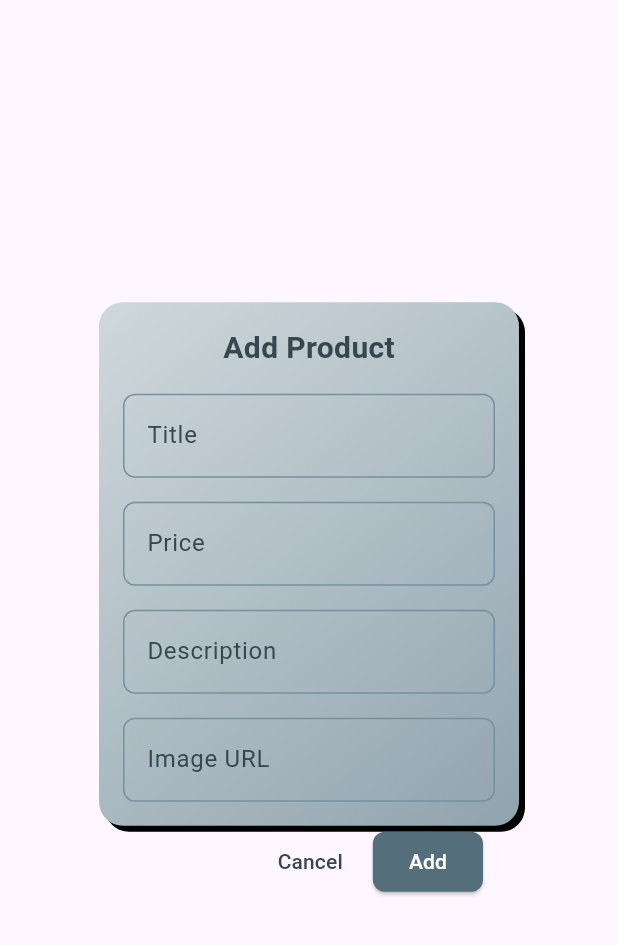
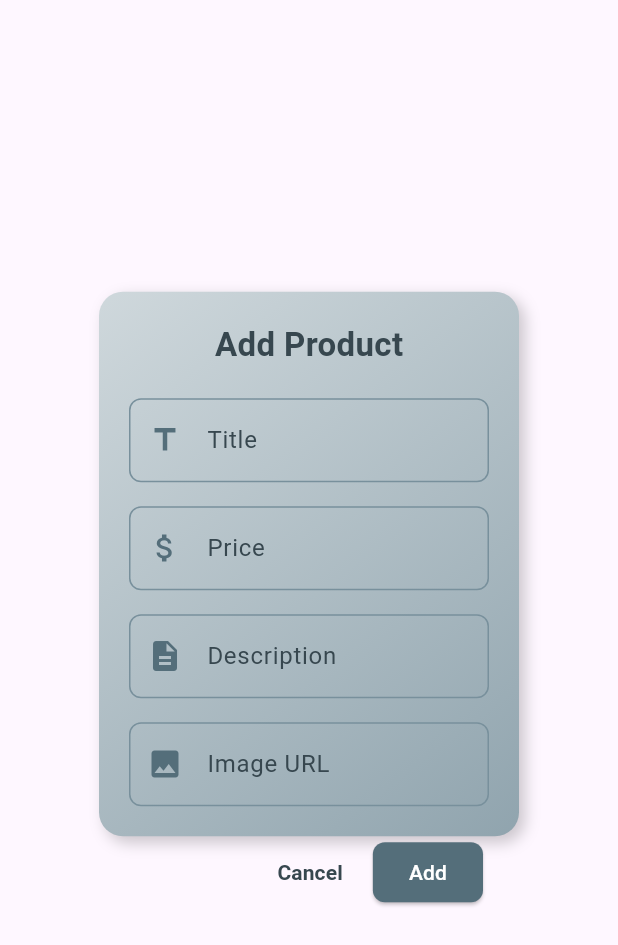
Before and after one commit to AlwaysMori/shop_, a Flutter app: the CustomProductForm widget shown alone on an empty page, opened directly with empty values, on a phone screen of 412 x 824 dp. Shown: the top 945 px of the screen. Run offline on Flutter 3.47's test engine with Material 3 defaults, Android fonts, the phone set to English and light mode, and no system bars; our stand-ins replace flutter_secure_storage, shared_preferences; missing offline and left inert: encrypt; accounts and stored records are empty; network calls fail; Roboto replaces fonts that are missing (Poppins).

Commit message:
Refactor CustomProductForm to use StatefulWidget, implement form validation, and enhance UI with improved text fields and gradient background.

```diff
--- a/lib/components/custom_product_form.dart
+++ b/lib/components/custom_product_form.dart
@@ -1,7 +1,7 @@
 import 'package:flutter/material.dart';
 import '../models/product.dart';
 
-class CustomProductForm extends StatelessWidget {
+class CustomProductForm extends StatefulWidget {
   final Product? product;
   final void Function(Product) onSubmit;
 
@@ -11,117 +11,122 @@ class CustomProductForm extends StatelessWidget {
   });
 
   @override
+  _CustomProductFormState createState() => _CustomProductFormState();
+}
+
+class _CustomProductFormState extends State<CustomProductForm> {
+  final _formKey = GlobalKey<FormState>();
+  late TextEditingController _titleController;
+  late TextEditingController _priceController;
+  late TextEditingController _descriptionController;
+  late TextEditingController _imageController;
+
+  @override
+  void initState() {
+    super.initState();
+    _titleController = TextEditingController(text: widget.product?.title ?? '');
+    _priceController = TextEditingController(
+        text: widget.product?.price.toString() ?? '');
+    _descriptionController =
+        TextEditingController(text: widget.product?.description ?? '');
+    _imageController =
+        TextEditingController(text: widget.product?.image ?? '');
+  }
+
+  @override
   Widget build(BuildContext context) {
-    final _titleController = TextEditingController(text: product?.title ?? '');
-    final _priceController =
-        TextEditingController(text: product?.price.toString() ?? '');
-    final _descriptionController =
-        TextEditingController(text: product?.description ?? '');
-    final _imageController =
-        TextEditingController(text: product?.image ?? '');
-
     return AlertDialog(
-      backgroundColor: Colors.transparent, // Make background transparent
+      backgroundColor: Colors.transparent,
       shape: RoundedRectangleBorder(
         borderRadius: BorderRadius.circular(16),
       ),
-      contentPadding: EdgeInsets.zero, // Remove default padding
+      contentPadding: EdgeInsets.zero,
       content: Container(
         decoration: BoxDecoration(
           gradient: LinearGradient(
-            colors: [Colors.blueGrey[100]!, Colors.blueGrey[300]!], // Gradient background
+            colors: [Colors.blueGrey[100]!, Colors.blueGrey[300]!],
             begin: Alignment.topLeft,
             end: Alignment.bottomRight,
           ),
           boxShadow: [
             BoxShadow(
-              color: Colors.black, // Solid black shadow
-              offset: Offset(4, 4), // Shadow on the right and bottom
-              blurRadius: 0, // No blur for solid shadow
+              color: Colors.black.withOpacity(0.2),
+              offset: Offset(4, 4),
+              blurRadius: 8,
             ),
           ],
           borderRadius: BorderRadius.circular(16),
         ),
         child: Padding(
-          padding: const EdgeInsets.all(16.0),
-          child: Column(
-            mainAxisSize: MainAxisSize.min,
-            children: [
-              Text(
-                product == null ? 'Add Product' : 'Edit Product',
-                style: TextStyle(
-                  fontSize: 20,
-                  fontWeight: FontWeight.bold,
-                  color: Colors.blueGrey[800], // Neutral text color
-                  fontFamily: 'Poppins', // Apply Poppins font
-                ),
-              ),
-              SizedBox(height: 16),
-              TextField(
-                controller: _titleController,
-                decoration: InputDecoration(
-                  labelText: 'Title',
-                  labelStyle: TextStyle(color: Colors.blueGrey[800]),
-                  focusedBorder: OutlineInputBorder(
-                    borderSide: BorderSide(color: Colors.blueGrey[600]!),
-                    borderRadius: BorderRadius.circular(8),
-                  ),
-                  enabledBorder: OutlineInputBorder(
-                    borderSide: BorderSide(color: Colors.blueGrey[400]!),
-                    borderRadius: BorderRadius.circular(8),
+          padding: const EdgeInsets.all(20.0),
+          child: Form(
+            key: _formKey,
+            child: Column(
+              mainAxisSize: MainAxisSize.min,
+              children: [
+                Text(
+                  widget.product == null ? 'Add Product' : 'Edit Product',
+                  style: TextStyle(
+                    fontSize: 22,
+                    fontWeight: FontWeight.bold,
+                    color: Colors.blueGrey[800],
+                    fontFamily: 'Poppins',
                   ),
                 ),
-              ),
-              SizedBox(height: 16),
-              TextField(
-                controller: _priceController,
-                decoration: InputDecoration(
-                  labelText: 'Price',
-                  labelStyle: TextStyle(color: Colors.blueGrey[800]),
-                  focusedBorder: OutlineInputBorder(
-                    borderSide: BorderSide(color: Colors.blueGrey[600]!),
-                    borderRadius: BorderRadius.circular(8),
-                  ),
-                  enabledBorder: OutlineInputBorder(
-                    borderSide: BorderSide(color: Colors.blueGrey[400]!),
-                    borderRadius: BorderRadius.circular(8),
-                  ),
+                SizedBox(height: 20),
+                _buildTextField(
+                  controller: _titleController,
+                  label: 'Title',
+                  icon: Icons.title,
+                  validator: (value) {
+                    if (value == null || value.isEmpty) {
+                      return 'Title is required';
+                    }
+                    return null;
+                  },
                 ),
-                keyboardType: TextInputType.number,
-              ),
-              SizedBox(height: 16),
-              TextField(
-                controller: _descriptionController,
-                decoration: InputDecoration(
-                  labelText: 'Description',
-                  labelStyle: TextStyle(color: Colors.blueGrey[800]),
-                  focusedBorder: OutlineInputBorder(
-                    borderSide: BorderSide(color: Colors.blueGrey[600]!),
-                    borderRadius: BorderRadius.circular(8),
-                  ),
-                  enabledBorder: OutlineInputBorder(
-                    borderSide: BorderSide(color: Colors.blueGrey[400]!),
-                    borderRadius: BorderRadius.circular(8),
-                  ),
+                SizedBox(height: 16),
+                _buildTextField(
+                  controller: _priceController,
+                  label: 'Price',
+                  icon: Icons.attach_money,
+                  keyboardType: TextInputType.number,
+                  validator: (value) {
+                    if (value == null || value.isEmpty) {
+                      return 'Price is required';
+                    }
+                    if (double.tryParse(value) == null) {
+                      return 'Enter a valid number';
+                    }
+                    return null;
+                  },
                 ),
-              ),
-              SizedBox(height: 16),
-              TextField(
-                controller: _imageController,
-                decoration: InputDecoration(
-                  labelText: 'Image URL',
-                  labelStyle: TextStyle(color: Colors.blueGrey[800]),
-                  focusedBorder: OutlineInputBorder(
-                    borderSide: BorderSide(color: Colors.blueGrey[600]!),
-                    borderRadius: BorderRadius.circular(8),
-                  ),
-                  enabledBorder: OutlineInputBorder(
-                    borderSide: BorderSide(color: Colors.blueGrey[400]!),
-                    borderRadius: BorderRadius.circular(8),
-                  ),
+                SizedBox(height: 16),
+                _buildTextField(
+                  controller: _descriptionController,
+                  label: 'Description',
+                  icon: Icons.description,
+                  validator: (value) {
+                    if (value == null || value.isEmpty) {
+                      return 'Description is required';
+                    }
+                    return null;
+                  },
                 ),
-              ),
-            ],
+                SizedBox(height: 16),
+                _buildTextField(
+                  controller: _imageController,
+                  label: 'Image URL',
+                  icon: Icons.image,
+                  validator: (value) {
+                    if (value == null || value.isEmpty) {
+                      return 'Image URL is required';
+                    }
+                    return null;
+                  },
+                ),
+              ],
+            ),
           ),
         ),
       ),
@@ -130,33 +135,74 @@ class CustomProductForm extends StatelessWidget {
           onPressed: () => Navigator.pop(context),
           child: Text(
             'Cancel',
-            style: TextStyle(color: Colors.blueGrey[800]), // Neutral text color
+            style: TextStyle(
+              color: Colors.blueGrey[800],
+              fontWeight: FontWeight.bold,
+            ),
           ),
         ),
         ElevatedButton(
           onPressed: () {
-            final newProduct = Product(
-              id: product?.id ?? 0,
-              title: _titleController.text,
-              price: double.tryParse(_priceController.text) ?? 0.0,
-              description: _descriptionController.text,
-              image: _imageController.text,
-            );
-            onSubmit(newProduct);
-            Navigator.pop(context);
+            if (_formKey.currentState!.validate()) {
+              final newProduct = Product(
+                id: widget.product?.id ?? 0,
+                title: _titleController.text,
+                price: double.tryParse(_priceController.text) ?? 0.0,
+                description: _descriptionController.text,
+                image: _imageController.text,
+              );
+              widget.onSubmit(newProduct);
+              Navigator.pop(context);
+            }
           },
           style: ElevatedButton.styleFrom(
-            backgroundColor: Colors.blueGrey[600], // Neutral button color
+            backgroundColor: Colors.blueGrey[600],
             shape: RoundedRectangleBorder(
               borderRadius: BorderRadius.circular(8),
             ),
           ),
           child: Text(
-            product == null ? 'Add' : 'Save',
+            widget.product == null ? 'Add' : 'Save',
             style: TextStyle(color: Colors.white),
           ),
         ),
       ],
     );
   }
+
+  Widget _buildTextField({
+    required TextEditingController controller,
+    required String label,
+    required IconData icon,
+    TextInputType keyboardType = TextInputType.text,
+    String? Function(String?)? validator,
+  }) {
+    return TextFormField(
+      controller: controller,
+      decoration: InputDecoration(
+        labelText: label,
+        prefixIcon: Icon(icon, color: Colors.blueGrey[600]),
+        labelStyle: TextStyle(color: Colors.blueGrey[800]),
+        focusedBorder: OutlineInputBorder(
+          borderSide: BorderSide(color: Colors.blueGrey[600]!),
+          borderRadius: BorderRadius.circular(8),
+        ),
+        enabledBorder: OutlineInputBorder(
+          borderSide: BorderSide(color: Colors.blueGrey[400]!),
+          borderRadius: BorderRadius.circular(8),
+        ),
+      ),
+      keyboardType: keyboardType,
+      validator: validator,
+    );
+  }
+
+  @override
+  void dispose() {
+    _titleController.dispose();
+    _priceController.dispose();
+    _descriptionController.dispose();
+    _imageController.dispose();
+    super.dispose();
+  }
 }
```
